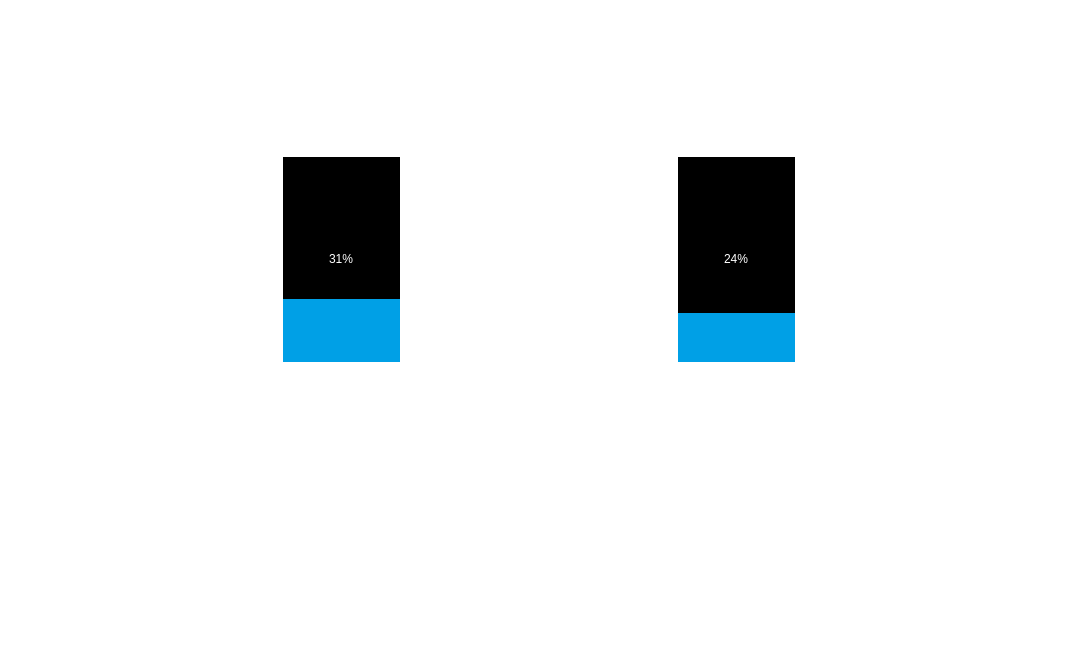
gwd492552396/Gwd, file 7in_pm/liquid.ui: the form before one commit.
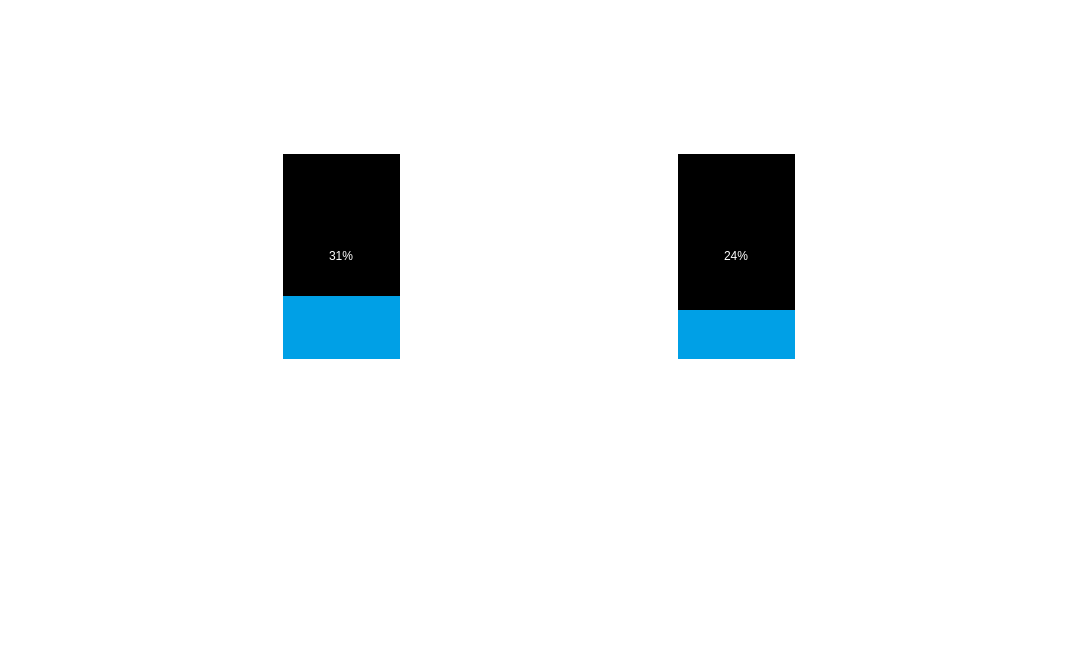
The form after the commit. Icons and pictures are not drawn.

```diff
--- a/7in_pm/liquid.ui
+++ b/7in_pm/liquid.ui
@@ -207,6 +207,12 @@
       </size>
      </property>
      <layout class="QHBoxLayout" name="horizontalLayout">
+      <property name="topMargin">
+       <number>0</number>
+      </property>
+      <property name="bottomMargin">
+       <number>0</number>
+      </property>
       <item>
        <widget class="QLabel" name="sign">
         <property name="sizePolicy">
@@ -267,6 +273,22 @@
      <zorder>widget</zorder>
     </widget>
    </item>
+   <item>
+    <spacer name="verticalSpacer">
+     <property name="orientation">
+      <enum>Qt::Vertical</enum>
+     </property>
+     <property name="sizeType">
+      <enum>QSizePolicy::Fixed</enum>
+     </property>
+     <property name="sizeHint" stdset="0">
+      <size>
+       <width>20</width>
+       <height>5</height>
+      </size>
+     </property>
+    </spacer>
+   </item>
   </layout>
  </widget>
  <resources/>
```
Left out of the diff: 3 changed lines with no effect on the pictures.
